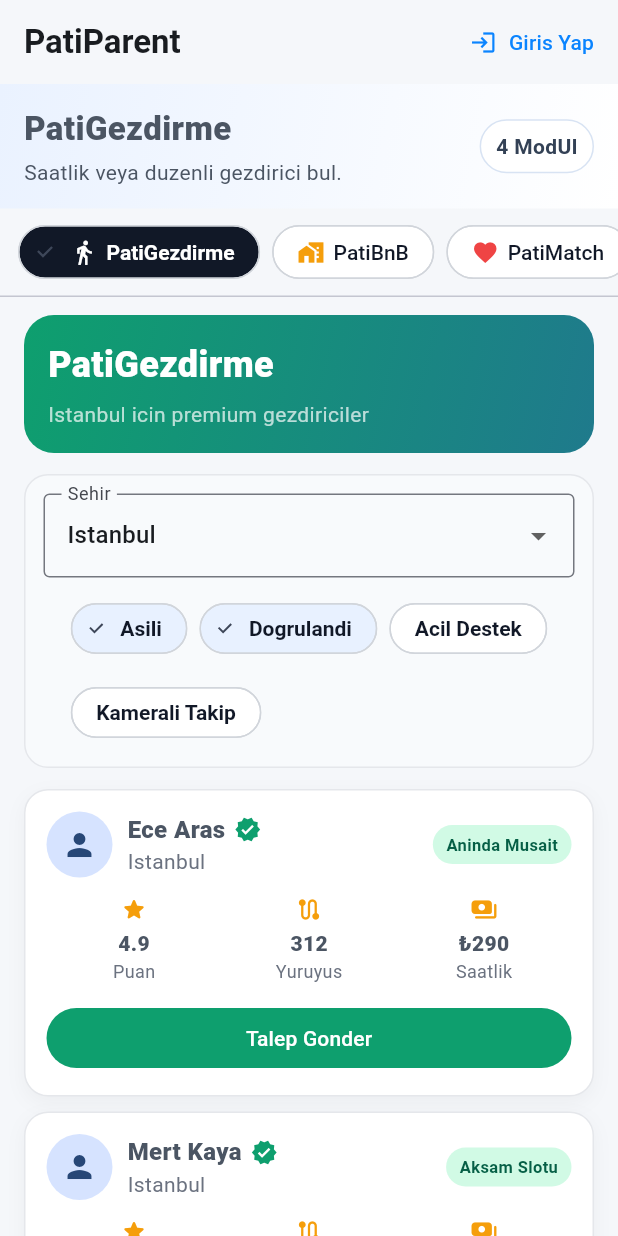
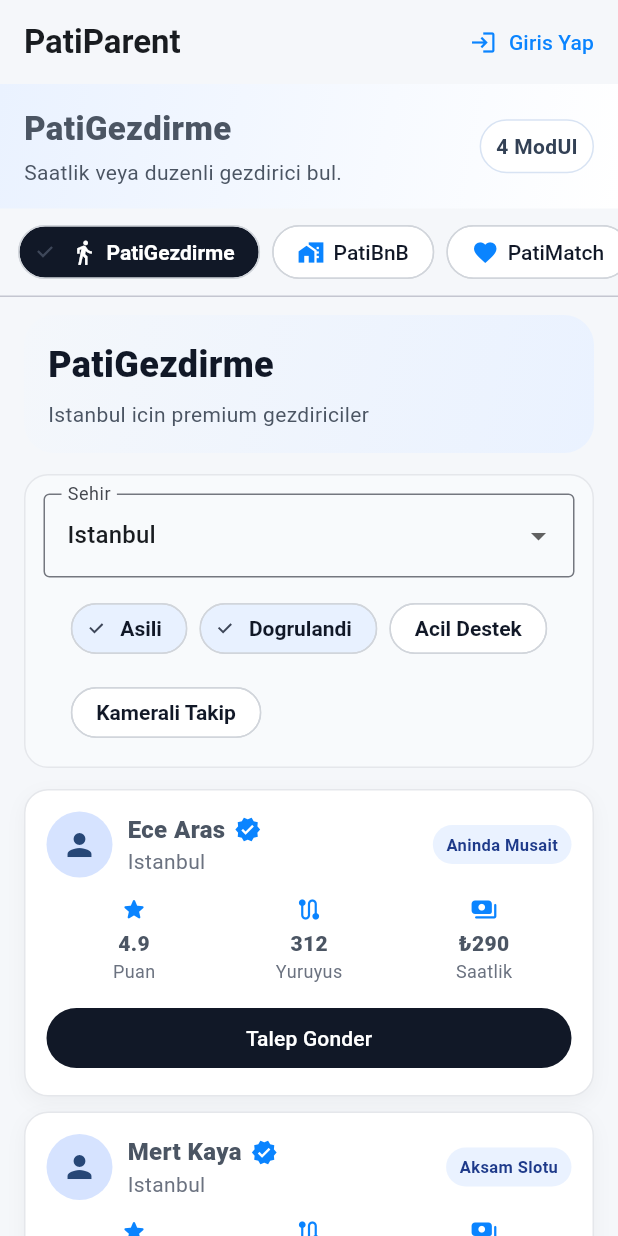
Before and after one commit to berkayemekli/patimatch, a Flutter app: the screen it shows after launch, on a phone screen of 412 x 824 dp. Run offline on Flutter 3.47's test engine with Material 3 defaults, Android fonts, the light colour scheme and no system bars; our stand-ins replace cloud_firestore, file_picker, firebase_auth, firebase_core, firebase_storage, shared_preferences; accounts and stored records are empty.

Commit message:
Remove green accents and unify to Apple-like neutral blue-gray palette

```diff
--- a/app/lib/main_shell_page.dart
+++ b/app/lib/main_shell_page.dart
@@ -29,25 +29,25 @@ class _MainShellPageState extends State<MainShellPage> {
       title: 'PatiGezdirme',
       subtitle: 'Saatlik veya duzenli gezdirici bul.',
       icon: Icons.directions_walk,
-      color: Color(0xFF0E9F6E),
+      color: Color(0xFF0A84FF),
     ),
     _ModuleItem(
       title: 'PatiBnB',
       subtitle: 'Seyahatlerde guvenli emanet bakici bul.',
       icon: Icons.home_work,
-      color: Color(0xFFF59E0B),
+      color: Color(0xFF0A84FF),
     ),
     _ModuleItem(
       title: 'PatiMatch',
       subtitle: 'Kopegini uygun eslesmelerle bulustur.',
       icon: Icons.favorite,
-      color: Color(0xFFEF4444),
+      color: Color(0xFF0A84FF),
     ),
     _ModuleItem(
       title: 'PatiParent',
       subtitle: 'Sahiplenme ve ebeveynlik yolculugu.',
       icon: Icons.pets,
-      color: Color(0xFF2563EB),
+      color: Color(0xFF0A84FF),
     ),
   ];
 
--- a/app/lib/pati_gezdirme_page.dart
+++ b/app/lib/pati_gezdirme_page.dart
@@ -78,7 +78,7 @@ class _Hero extends StatelessWidget {
       decoration: BoxDecoration(
         borderRadius: BorderRadius.circular(20),
         gradient: const LinearGradient(
-          colors: [Color(0xFF0E9F6E), Color(0xFF1F7A8C)],
+          colors: [Color(0xFFF4F7FB), Color(0xFFEAF2FF)],
           begin: Alignment.topLeft,
           end: Alignment.bottomRight,
         ),
@@ -88,12 +88,12 @@ class _Hero extends StatelessWidget {
         children: [
           const Text(
             'PatiGezdirme',
-            style: TextStyle(color: Colors.white, fontSize: 24, fontWeight: FontWeight.w800),
+            style: TextStyle(color: Color(0xFF111827), fontSize: 24, fontWeight: FontWeight.w800),
           ),
           const SizedBox(height: 6),
           Text(
             '$city icin premium gezdiriciler',
-            style: const TextStyle(color: Colors.white70, fontSize: 14),
+            style: const TextStyle(color: Color(0xFF4B5563), fontSize: 14),
           ),
         ],
       ),
@@ -199,7 +199,7 @@ class _WalkerCard extends StatelessWidget {
                         Text(name, style: const TextStyle(fontWeight: FontWeight.w800, fontSize: 16)),
                         if (verified) ...[
                           const SizedBox(width: 6),
-                          const Icon(Icons.verified, size: 18, color: Color(0xFF0E9F6E)),
+                          const Icon(Icons.verified, size: 18, color: Color(0xFF0A84FF)),
                         ],
                       ],
                     ),
@@ -224,9 +224,9 @@ class _WalkerCard extends StatelessWidget {
             child: ElevatedButton(
               onPressed: null,
               style: ElevatedButton.styleFrom(
-                backgroundColor: const Color(0xFF0E9F6E),
+                backgroundColor: const Color(0xFF111827),
                 foregroundColor: Colors.white,
-                disabledBackgroundColor: const Color(0xFF0E9F6E),
+                disabledBackgroundColor: const Color(0xFF111827),
                 disabledForegroundColor: Colors.white,
               ),
               child: const Text('Talep Gonder'),
@@ -248,7 +248,7 @@ class _Metric extends StatelessWidget {
   Widget build(BuildContext context) {
     return Column(
       children: [
-        Icon(icon, size: 18, color: const Color(0xFFF59E0B)),
+        Icon(icon, size: 18, color: const Color(0xFF0A84FF)),
         const SizedBox(height: 4),
         Text(value, style: const TextStyle(fontWeight: FontWeight.w800)),
         Text(label, style: const TextStyle(fontSize: 12, color: Color(0xFF6B7280))),
@@ -266,12 +266,12 @@ class _Badge extends StatelessWidget {
     return Container(
       padding: const EdgeInsets.symmetric(horizontal: 9, vertical: 5),
       decoration: BoxDecoration(
-        color: const Color(0xFFD1FAE5),
+        color: const Color(0xFFEAF2FF),
         borderRadius: BorderRadius.circular(999),
       ),
       child: Text(
         text,
-        style: const TextStyle(fontWeight: FontWeight.w700, fontSize: 11, color: Color(0xFF065F46)),
+        style: const TextStyle(fontWeight: FontWeight.w700, fontSize: 11, color: Color(0xFF1E3A8A)),
       ),
     );
   }
```
